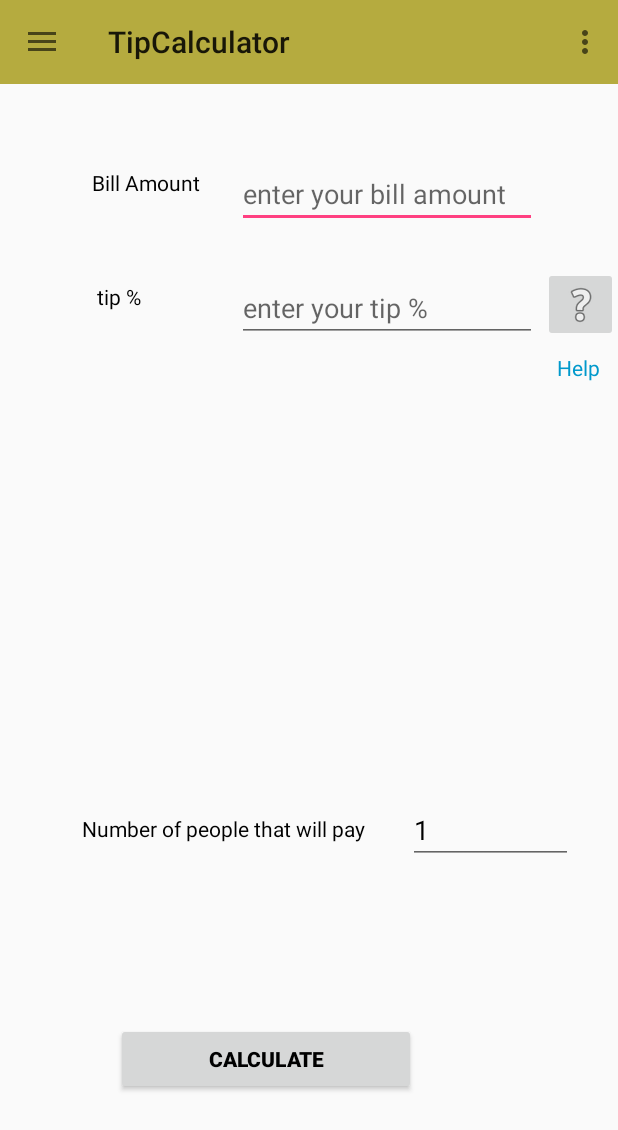
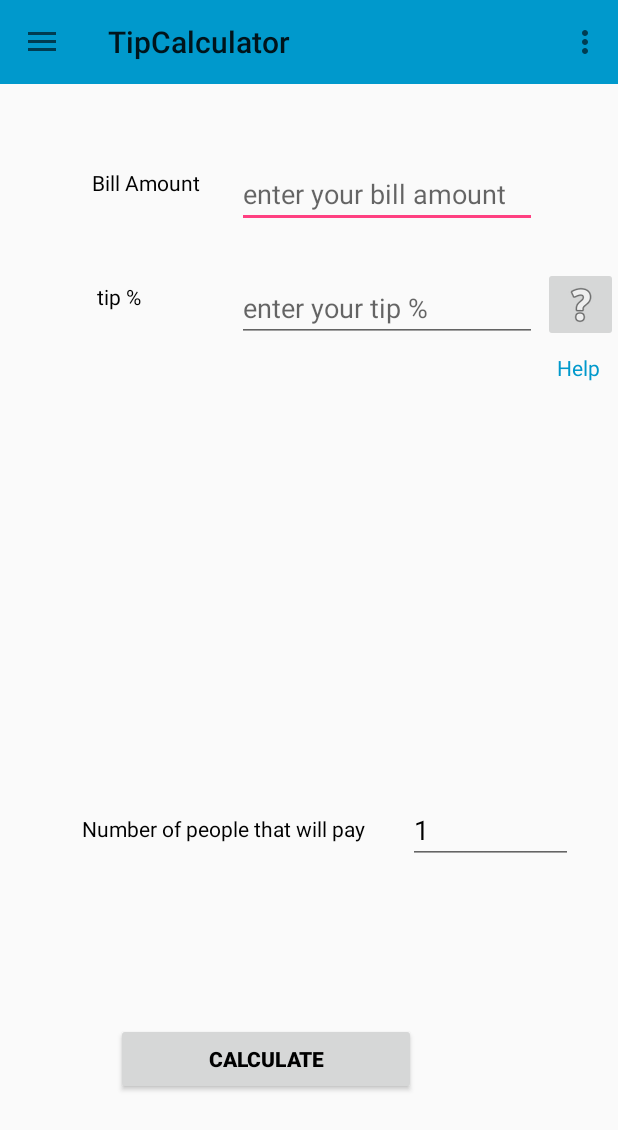
Before and after one commit to kanouche/TipCalculator, an Android app: the screen it shows after launch (MainActivity), on a phone screen of 412 x 824 dp. Shown: the top 1130 px of the screen. Run offline under Robolectric (Android 15) with nearby library versions, the phone set to English and light mode, and no system bars.

Commit message:
modifid layouts and add calculate function
modified main activity layout and created suggest tip layout, added a function to calculate tip and set up the buttons

```diff
--- a/app/src/main/AndroidManifest.xml
+++ b/app/src/main/AndroidManifest.xml
@@ -19,6 +19,7 @@
                 <category android:name="android.intent.category.LAUNCHER" />
             </intent-filter>
         </activity>
+        <activity android:name=".suggestTip_Activity"></activity>
     </application>
 
 </manifest>
--- a/app/src/main/java/com/example/ramzy2/tipcalculator/MainActivity.java
+++ b/app/src/main/java/com/example/ramzy2/tipcalculator/MainActivity.java
@@ -1,9 +1,6 @@
 package com.example.ramzy2.tipcalculator;
 
 import android.os.Bundle;
-import android.support.design.widget.FloatingActionButton;
-import android.support.design.widget.Snackbar;
-import android.view.View;
 import android.support.design.widget.NavigationView;
 import android.support.v4.view.GravityCompat;
 import android.support.v4.widget.DrawerLayout;
@@ -15,16 +12,15 @@ import android.view.MenuItem;
 import android.widget.Button;
 import android.widget.EditText;
 import android.widget.ImageButton;
-import android.widget.TextView;
 
 public class MainActivity extends AppCompatActivity
         implements NavigationView.OnNavigationItemSelectedListener {
 
     private EditText billAmount;
-    private EditText Tip;
-    private EditText NumberOfPeople;
-    private ImageButton Help;
-    private Button Calculate;
+    private EditText tip;
+    private EditText numberOfPeople;
+    private ImageButton help;
+    private Button calculate;
 
     @Override
     protected void onCreate(Bundle savedInstanceState) {
@@ -34,10 +30,12 @@ public class MainActivity extends AppCompatActivity
         setSupportActionBar(toolbar);
 
         billAmount = (EditText) findViewById(R.id.billAmount);
-        Tip = (EditText) findViewById(R.id.Tip);
-        NumberOfPeople = (EditText) findViewById(R.id.NumberOfPeople);
-        Help = (ImageButton) findViewById(R.id.Help);
-        Calculate = (Button) findViewById(R.id.Calculate);
+        tip = (EditText) findViewById(R.id.Tip);
+        numberOfPeople = (EditText) findViewById(R.id.NumberOfPeople);
+        help = (ImageButton) findViewById(R.id.Help);
+        calculate = (Button) findViewById(R.id.Calculate);
+
+        //calculate.setOnClickListener(this);
 
         DrawerLayout drawer = (DrawerLayout) findViewById(R.id.drawer_layout);
         ActionBarDrawerToggle toggle = new ActionBarDrawerToggle(
@@ -48,6 +46,11 @@ public class MainActivity extends AppCompatActivity
         NavigationView navigationView = (NavigationView) findViewById(R.id.nav_view);
         navigationView.setNavigationItemSelectedListener(this);
 
+
+    }
+
+    public void calculate(int billAmount, int Tip, int NumberOfPeople)
+    {
 
     }
 
--- a/app/src/main/res/layout/app_bar_main.xml
+++ b/app/src/main/res/layout/app_bar_main.xml
@@ -14,7 +14,7 @@
             android:id="@+id/toolbar"
             android:layout_width="match_parent"
             android:layout_height="wrap_content"
-            android:background="#b5ab3f"
+            android:background="@android:color/holo_blue_dark"
             app:popupTheme="@style/AppTheme.PopupOverlay" />
 
         <TextView
@@ -36,7 +36,8 @@
             android:layout_marginEnd="54dp"
             android:ems="10"
             android:hint="enter your bill amount"
-            android:inputType="none" />
+            android:inputType="number" />
+
 
         <TextView
             android:id="@+id/textView6"
@@ -56,7 +57,7 @@
             android:layout_alignStart="@+id/billAmount"
             android:ems="10"
             android:hint="enter your tip %"
-            android:inputType="none|number" />
+            android:inputType="number" />
 
         <ImageButton
             android:id="@+id/Help"
--- a/app/src/main/res/layout/nav_header_main.xml
+++ b/app/src/main/res/layout/nav_header_main.xml
@@ -4,7 +4,7 @@
     android:layout_width="match_parent"
     android:layout_height="@dimen/nav_header_height"
     android:background="@drawable/side_nav_bar"
-    android:backgroundTint="#b5ab3f"
+    android:backgroundTint="@android:color/holo_blue_dark"
     android:gravity="bottom"
     android:orientation="vertical"
     android:paddingBottom="@dimen/activity_vertical_margin"
--- a/app/src/main/res/values/strings.xml
+++ b/app/src/main/res/values/strings.xml
@@ -6,4 +6,8 @@
     <string name="nav_header_subtitle">android.studio@android.com</string>
     <string name="nav_header_desc">Navigation header</string>
     <string name="action_settings">Settings</string>
+    <string name="title_activity_suggest_tip_">suggestTip_Activity</string>
+    <string name="title_home">Home</string>
+    <string name="title_dashboard">Dashboard</string>
+    <string name="title_notifications">Notifications</string>
 </resources>
```
Also changed, not shown: app/src/main/java/com/example/ramzy2/tipcalculator/suggestTip_Activity.java (added, +13 -0 lines), app/src/main/res/drawable/ic_dashboard_black_24dp.xml (added, +9 -0 lines), app/src/main/res/drawable/ic_home_black_24dp.xml (added, +9 -0 lines), app/src/main/res/drawable/ic_notifications_black_24dp.xml (added, +9 -0 lines), app/src/main/res/layout/activity_suggest_tip.xml (added, +72 -0 lines), app/src/main/res/menu/navigation.xml (added, +19 -0 lines), 1 other file.
